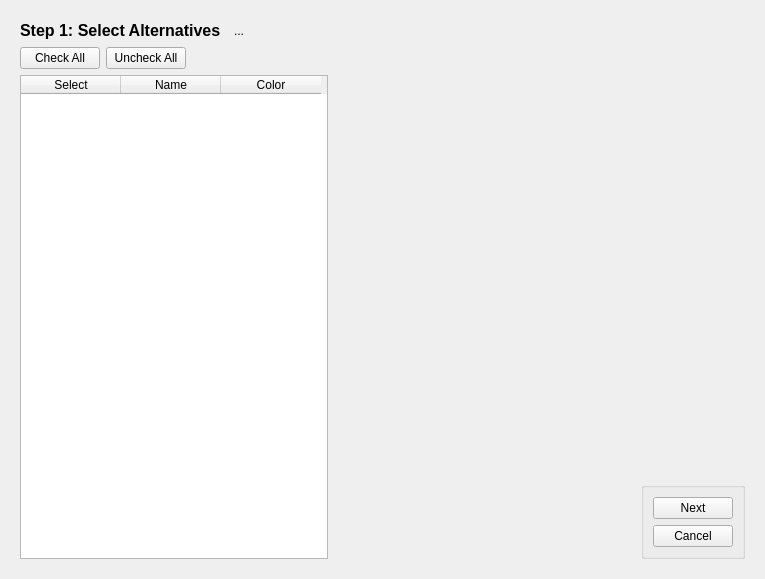
Above: src/gui/mca_wizard.ui from Ecotrust/delphos before the change. Below: the same form after it.
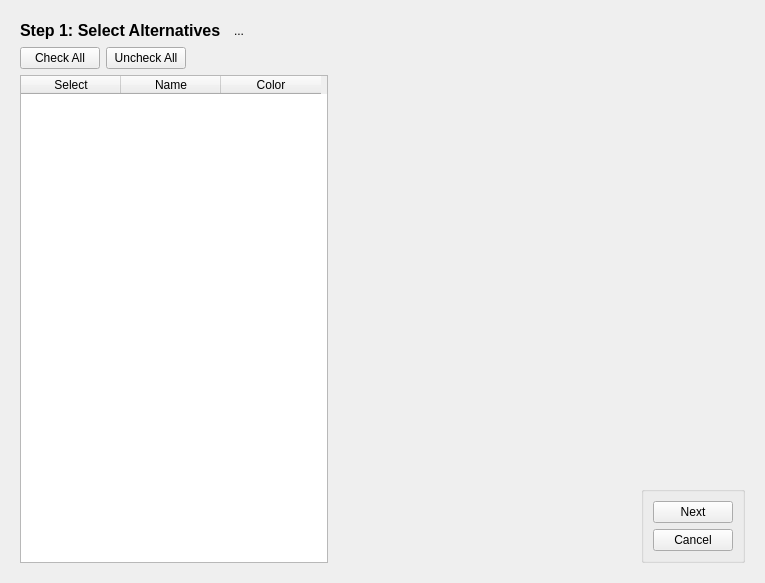
That is the form after the change. Icons and pictures are not drawn. Custom widgets are drawn as their Qt base class.

```diff
--- a/src/gui/mca_wizard.ui
+++ b/src/gui/mca_wizard.ui
@@ -9,7 +9,7 @@
     <x>0</x>
     <y>0</y>
     <width>765</width>
-    <height>579</height>
+    <height>583</height>
    </rect>
   </property>
   <property name="font" >
```
Left out of the diff: 8 changed lines with no effect on the pictures.
